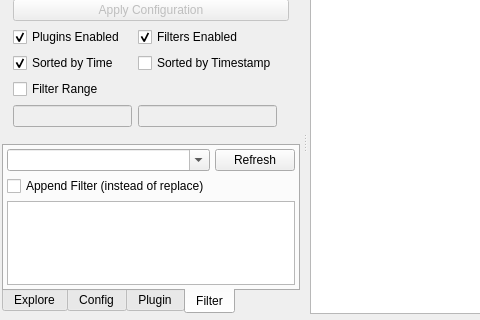
First picture: the form in src/mainwindow.ui, repository COVESA/dlt-viewer, before the edit; both pictures show x 0 to 480 and y 81 to 401 of the 1001 by 658 pixel window.
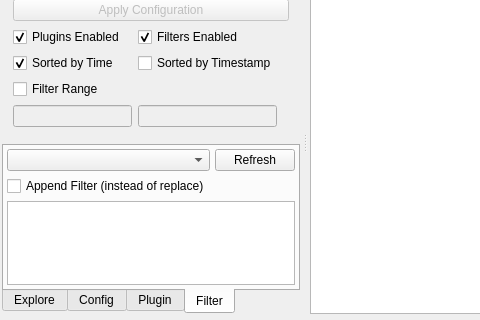
Second picture: the form after the edit. The open tabs and pages were chosen to show the change. Icons and pictures are not drawn. Custom widgets are drawn as their Qt base class.

What changed in the file:
```diff
--- a/src/mainwindow.ui
+++ b/src/mainwindow.ui
@@ -732,7 +732,7 @@
             <string>Multifilter List</string>
            </property>
            <property name="editable">
-            <bool>true</bool>
+            <bool>false</bool>
            </property>
            <property name="maxVisibleItems">
             <number>30</number>
```
